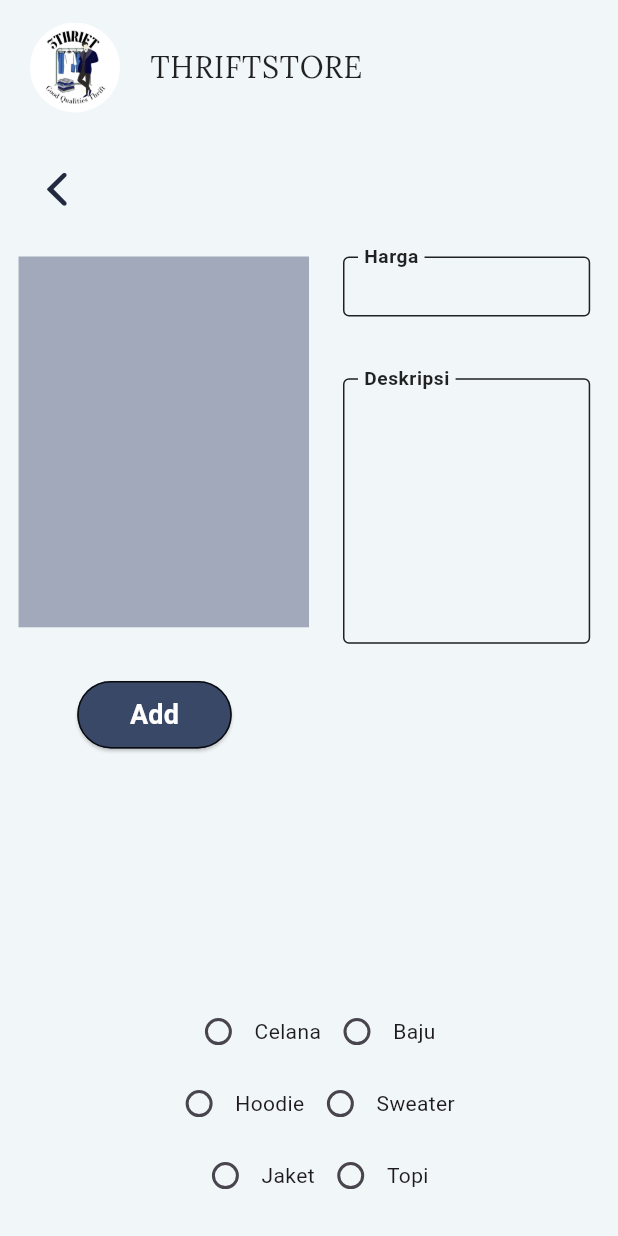
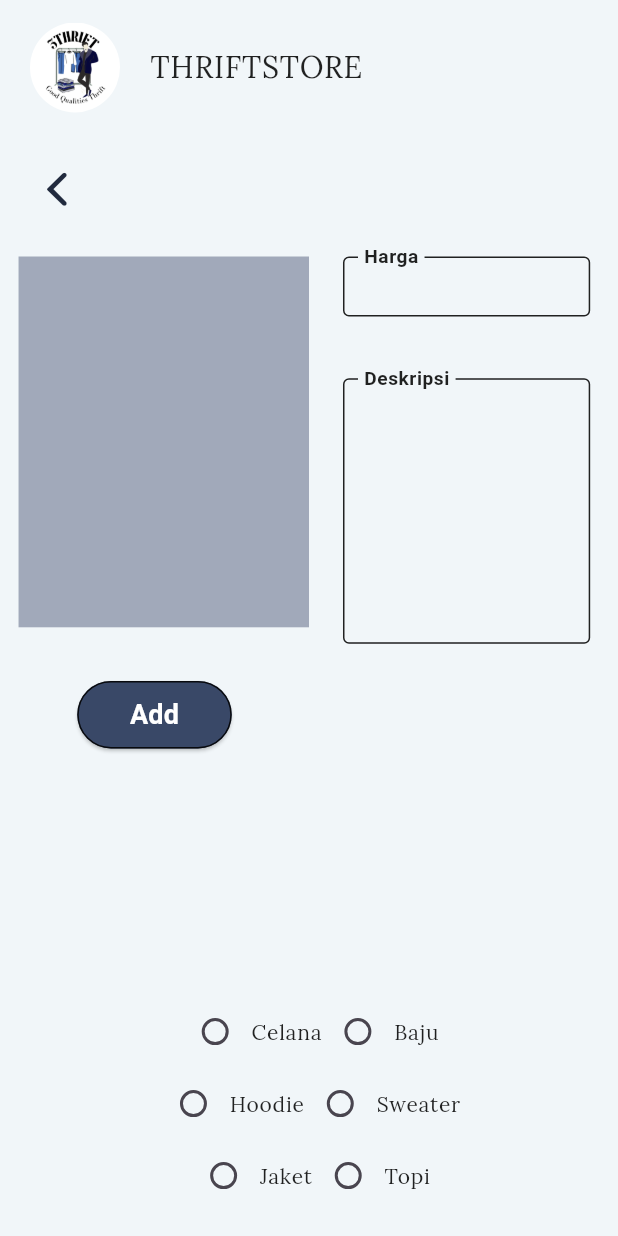
Before and after one commit to YuIYu44/PA_MOBILE-3, a Flutter app: the addScreen screen opened directly, on a phone screen of 412 x 824 dp. Run offline on Flutter 3.47's test engine with Material 2 defaults, Android fonts, the phone set to English and light mode, and no system bars; our stand-ins replace carousel_slider, cloud_firestore, firebase_auth, firebase_core, google_fonts, introduction_screen and 1 more; accounts and stored records are empty; Roboto replaces fonts that are missing (Iceland).

Commit message:
Update: Ubah text di radio

```diff
--- a/pa_mobile/lib/screen/admin/crud/add.dart
+++ b/pa_mobile/lib/screen/admin/crud/add.dart
@@ -139,7 +139,7 @@ class _addScreenState extends State<addScreen> {
             });
           },
         ),
-        Text(item["name"]!),
+        texts(context, item["name"], 14, TextAlign.start)
       ],
     );
   }
```
